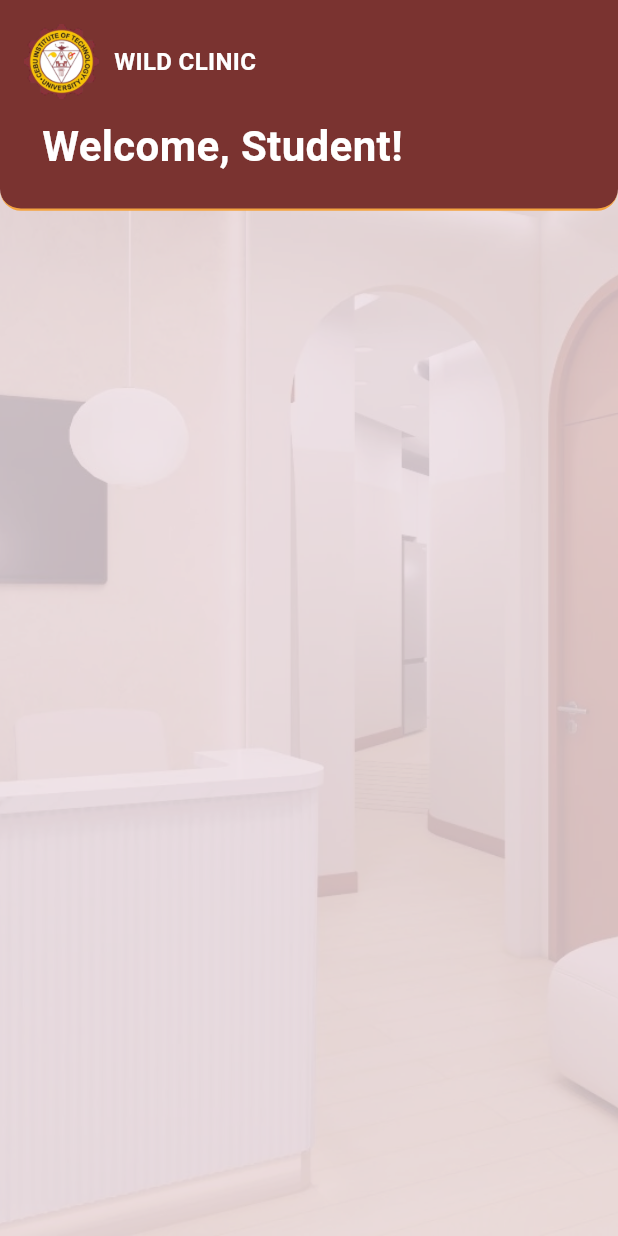
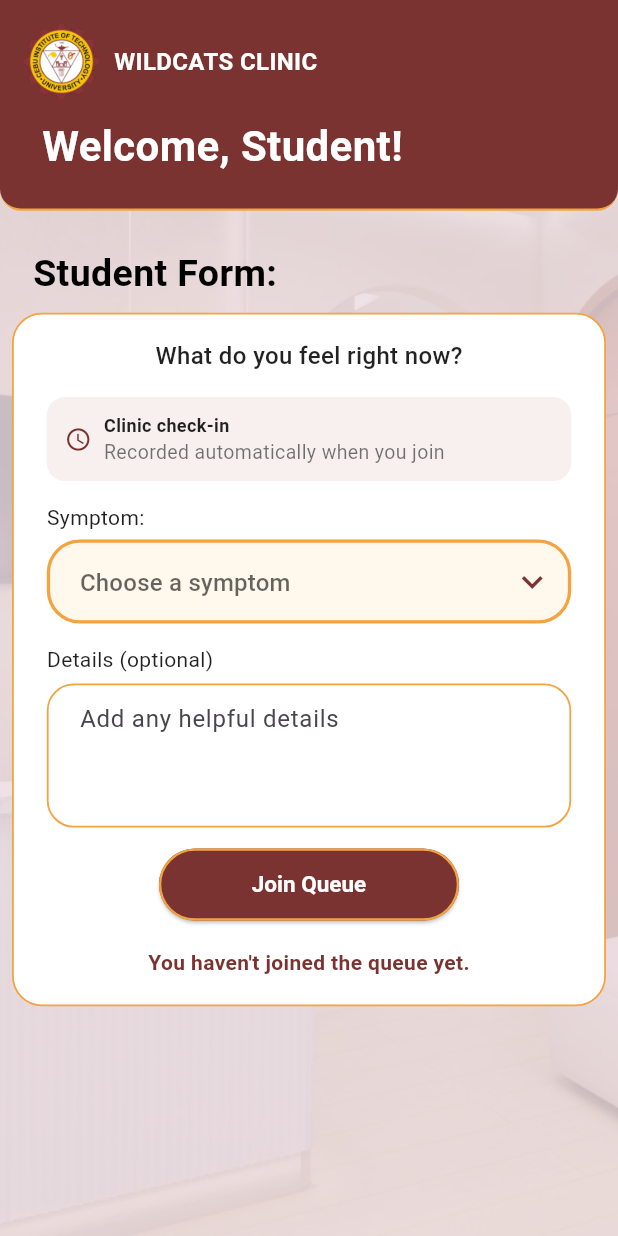
Before and after one commit to ramirezjojan6-glitch/CSIT284-Capstone-Ramirez, a Flutter app: the screen it shows after launch, after a tap on "Log in", on a phone screen of 412 x 824 dp. Run offline on Flutter 3.47's test engine with Material 3 defaults, Android fonts, the phone set to English and light mode, and no system bars.

Commit message:
student log and dummy data

```diff
--- /dev/null
+++ b/capstone_ramirez/lib/models/dummy_data.dart
@@ -0,0 +1,42 @@
+class DummyQueueEntry {
+  const DummyQueueEntry({
+    required this.queuePosition,
+    required this.symptom,
+    required this.status,
+  });
+
+  final int queuePosition;
+  final String symptom;
+  final String status;
+}
+
+const dummySymptoms = [
+  'Headache',
+  'Fever',
+  'Cough',
+  'Cold or flu symptoms',
+  'Sore throat',
+  'Stomach pain',
+  'Nausea',
+  'Dizziness',
+  'Injury',
+  'Other',
+];
+
+const dummyQueueEntries = [
+  DummyQueueEntry(
+    queuePosition: 1,
+    symptom: 'Headache',
+    status: 'Waiting',
+  ),
+  DummyQueueEntry(
+    queuePosition: 2,
+    symptom: 'Fever',
+    status: 'Waiting',
+  ),
+  DummyQueueEntry(
+    queuePosition: 3,
+    symptom: 'Stomach pain',
+    status: 'Waiting',
+  ),
+];
--- a/capstone_ramirez/lib/screens/login_page.dart
+++ b/capstone_ramirez/lib/screens/login_page.dart
@@ -9,7 +9,6 @@ class LoginPage extends StatelessWidget {
   @override
   Widget build(BuildContext context) {
     return Scaffold(
-      backgroundColor: clinicMaroon,
       body: LayoutBuilder(
         builder: (context, constraints) {
           final screenHeight = constraints.maxHeight;
@@ -24,7 +23,7 @@ class LoginPage extends StatelessWidget {
                 right: 0,
                 height: screenHeight * 0.57,
                 child: const ClinicAuthBackground(
-                  headline: 'UP FOR A\nCHECK UP?',
+                  headline: 'FEELING WORSE?\nCHECK IT UP',
                 ),
               ),
               Positioned(
@@ -84,15 +83,7 @@ class LoginPage extends StatelessWidget {
                                     );
                                   },
                                 ),
-                                const SizedBox(height: 12),
-                                const Text(
-                                  'New here? Sign up',
-                                  style: TextStyle(
-                                    color: Colors.white,
-                                    fontSize: 14,
-                                    fontWeight: FontWeight.w700,
-                                  ),
-                                ),
+
                               ],
                             ),
                           ),
--- a/capstone_ramirez/lib/screens/studentlog_screen.dart
+++ b/capstone_ramirez/lib/screens/studentlog_screen.dart
@@ -1,6 +1,8 @@
 import 'package:flutter/material.dart';
 
 import '../widgets/clinic_auth_widgets.dart';
+import '../widgets/student_log_header.dart';
+import '../widgets/student_queue_form.dart';
 
 class StudentLogScreen extends StatelessWidget {
   const StudentLogScreen({super.key});
@@ -13,86 +15,15 @@ class StudentLogScreen extends StatelessWidget {
       body: Stack(
         fit: StackFit.expand,
         children: [
-          const Opacity(
-            opacity: 0.2,
-            child: Image(
-              image: AssetImage('assets/clinic.webp'),
-              fit: BoxFit.cover,
-            ),
-          ),
-          ColoredBox(
-            color: clinicMaroon.withValues(alpha: 0.10),
-          ),
+          const ClinicBackground(),
           SafeArea(
             top: false,
             child: Column(
               crossAxisAlignment: CrossAxisAlignment.stretch,
               children: [
-                Container(
-                  decoration: BoxDecoration(
-                    color: clinicMaroon,
-                    borderRadius: const BorderRadius.vertical(
-                      bottom: Radius.circular(14),
-                    ),
-                    border: const Border(
-                      bottom: BorderSide(color: clinicOrange, width: 1.5),
-                    ),
-                  ),
-                  padding: EdgeInsets.fromLTRB(16, topInset + 16, 20, 26),
-                  child: Column(
-                    crossAxisAlignment: CrossAxisAlignment.start,
-                    children: [
-                      Row(
-                        children: [
-                          SizedBox(
-                            width: 50,
-                            height: 50,
-                            child: Stack(
-                              alignment: Alignment.center,
-                              children: [
-                                Container(
-                                  width: 30,
-                                  height: 30,
-                                  decoration: const BoxDecoration(
-                                    color: Colors.white,
-                                    shape: BoxShape.circle,
-                                  ),
-                                ),
-                                Image.asset(
-                                  'assets/cit logo.png',
-                                  width: 50,
-                                  height: 50,
-                                  semanticLabel: 'CIT logo',
-                                ),
-                              ],
-                            ),
-                          ),
-                          const SizedBox(width: 10),
-                          const Text(
-                            'WILD CLINIC',
-                            style: TextStyle(
-                              color: Colors.white,
-                              fontSize: 16,
-                              fontWeight: FontWeight.w700,
-                            ),
-                          ),
-                        ],
-                      ),
-                      const SizedBox(height: 16),
-                      const Padding(
-                        padding: EdgeInsets.only(left: 12),
-                        child: Text(
-                          'Welcome, Student!',
-                          style: TextStyle(
-                            color: Colors.white,
-                            fontSize: 28,
-                            height: 1.1,
-                            fontWeight: FontWeight.w700,
-                          ),
-                        ),
-                      ),
-                    ],
-                  ),
+                StudentLogHeader(topInset: topInset),
+                const Expanded(
+                  child: StudentQueueForm(),
                 ),
               ],
             ),
--- a/capstone_ramirez/lib/widgets/clinic_auth_widgets.dart
+++ b/capstone_ramirez/lib/widgets/clinic_auth_widgets.dart
@@ -2,6 +2,29 @@ import 'package:flutter/material.dart';
 
 const clinicMaroon = Color(0xFF7A3330);
 const clinicOrange = Color(0xFFF4A340);
+
+class ClinicBackground extends StatelessWidget {
+  const ClinicBackground({this.imageOpacity = 0.2, super.key});
+
+  final double imageOpacity;
+
+  @override
+  Widget build(BuildContext context) {
+    return Stack(
+      fit: StackFit.expand,
+      children: [
+        Opacity(
+          opacity: imageOpacity,
+          child: const Image(
+            image: AssetImage('assets/clinic.webp'),
+            fit: BoxFit.cover,
+          ),
+        ),
+        ColoredBox(color: clinicMaroon.withValues(alpha: 0.10)),
+      ],
+    );
+  }
+}
 
 class ClinicAuthBackground extends StatelessWidget {
   const ClinicAuthBackground({required this.headline, super.key});
@@ -17,11 +40,7 @@ class ClinicAuthBackground extends StatelessWidget {
         return Stack(
           fit: StackFit.expand,
           children: [
-            Image.asset(
-              'assets/clinic.webp',
-              fit: BoxFit.cover,
-              alignment: Alignment.topCenter,
-            ),
+            const ClinicBackground(imageOpacity: 0.3),
             Positioned(
               top: constraints.maxHeight * 0.14,
               left: 14,
@@ -42,7 +61,7 @@ class ClinicAuthBackground extends StatelessWidget {
                 textAlign: TextAlign.right,
                 style: TextStyle(
                   color: Colors.white,
-                  fontSize: constraints.maxWidth < 360 ? 24 : 30,
+                  fontSize: constraints.maxWidth < 360 ? 30 : 36,
                   height: 1.08,
                   fontWeight: FontWeight.w800,
                 ),
--- /dev/null
+++ b/capstone_ramirez/lib/widgets/student_log_header.dart
@@ -0,0 +1,79 @@
+import 'package:flutter/material.dart';
+
+import 'clinic_auth_widgets.dart';
+
+class StudentLogHeader extends StatelessWidget {
+  const StudentLogHeader({required this.topInset, super.key});
+
+  final double topInset;
+
+  @override
+  Widget build(BuildContext context) {
+    return Container(
+      decoration: BoxDecoration(
+        color: clinicMaroon,
+        borderRadius: const BorderRadius.vertical(
+          bottom: Radius.circular(14),
+        ),
+        border: const Border(
+          bottom: BorderSide(color: clinicOrange, width: 1.5),
+        ),
+      ),
+      padding: EdgeInsets.fromLTRB(16, topInset + 16, 20, 26),
+      child: Column(
+        crossAxisAlignment: CrossAxisAlignment.start,
+        children: [
+          Row(
+            children: [
+              SizedBox(
+                width: 50,
+                height: 50,
+                child: Stack(
+                  alignment: Alignment.center,
+                  children: [
+                    Container(
+                      width: 30,
+                      height: 30,
+                      decoration: const BoxDecoration(
+                        color: Colors.white,
+                        shape: BoxShape.circle,
+                      ),
+                    ),
+                    Image.asset(
+                      'assets/cit logo.png',
+                      width: 50,
+                      height: 50,
+                      semanticLabel: 'CIT logo',
+                    ),
+                  ],
+                ),
+              ),
+              const SizedBox(width: 10),
+              const Text(
+                'WILDCATS CLINIC',
+                style: TextStyle(
+                  color: Colors.white,
+                  fontSize: 16,
+                  fontWeight: FontWeight.w700,
+                ),
+              ),
+            ],
+          ),
+          const SizedBox(height: 16),
+          const Padding(
+            padding: EdgeInsets.only(left: 12),
+            child: Text(
+              'Welcome, Student!',
+              style: TextStyle(
+                color: Colors.white,
+                fontSize: 28,
+                height: 1.1,
+                fontWeight: FontWeight.w700,
+              ),
+            ),
+          ),
+        ],
+      ),
+    );
+  }
+}
--- /dev/null
+++ b/capstone_ramirez/lib/widgets/student_queue_form.dart
@@ -0,0 +1,343 @@
+import 'package:flutter/material.dart';
+
+import '../models/dummy_data.dart';
+import 'clinic_auth_widgets.dart';
+
+class StudentQueueForm extends StatefulWidget {
+  const StudentQueueForm({super.key});
+
+  @override
+  State<StudentQueueForm> createState() => _StudentQueueFormState();
+}
+
+class _StudentQueueFormState extends State<StudentQueueForm> {
+  static int _nextQueuePosition = dummyQueueEntries.length + 1;
+
+  final _formKey = GlobalKey<FormState>();
+  final _otherSymptomController = TextEditingController();
+  final _detailsController = TextEditingController();
+
+  String? _selectedSymptom;
+  DateTime? _checkInTime;
+  int? _queuePosition;
+
+  bool get _hasJoined => _queuePosition != null;
+
+  @override
+  void dispose() {
+    _otherSymptomController.dispose();
+    _detailsController.dispose();
+    super.dispose();
+  }
+
+  @override
+  Widget build(BuildContext context) {
+    return SingleChildScrollView(
+      padding: const EdgeInsets.fromLTRB(8, 24, 8, 16),
+      child: Column(
+        crossAxisAlignment: CrossAxisAlignment.stretch,
+        children: [
+          const Padding(
+            padding: EdgeInsets.fromLTRB(14, 0, 0, 8),
+            child: Text(
+              'Student Form:',
+              style: TextStyle(
+                color: Colors.black,
+                fontSize: 25,
+                fontWeight: FontWeight.w700,
+              ),
+            ),
+          ),
+          Container(
+            decoration: BoxDecoration(
+              color: Colors.white,
+              border: Border.all(color: clinicOrange, width: 1.2),
+              borderRadius: BorderRadius.circular(20),
+            ),
+            padding: const EdgeInsets.fromLTRB(22, 16, 22, 18),
+            child: Form(
+              key: _formKey,
+              child: Column(
+                crossAxisAlignment: CrossAxisAlignment.stretch,
+                children: [
+                  const Center(
+                    child: Text(
+                      'What do you feel right now?',
+                      style: TextStyle(
+                        color: Colors.black87,
+                        fontSize: 16,
+                        fontWeight: FontWeight.w500,
+                      ),
+                    ),
+                  ),
+                  const SizedBox(height: 16),
+                  Container(
+                    padding: const EdgeInsets.symmetric(
+                      horizontal: 12,
+                      vertical: 10,
+                    ),
+                    decoration: BoxDecoration(
+                      color: const Color(0xFFF7F0EF),
+                      borderRadius: BorderRadius.circular(12),
+                    ),
+                    child: Row(
+                      children: [
+                        const Icon(
+                          Icons.schedule,
+                          color: clinicMaroon,
+                          size: 18,
+                        ),
+                        const SizedBox(width: 8),
+                        Expanded(
+                          child: Column(
+                            crossAxisAlignment: CrossAxisAlignment.start,
+                            children: [
+                              const Text(
+                                'Clinic check-in',
+                                style: TextStyle(
+                                  color: Colors.black87,
+                                  fontSize: 12,
+                                  fontWeight: FontWeight.w700,
+                                ),
+                              ),
+                              Text(
+                                _checkInTime == null
+                                    ? 'Recorded automatically when you join'
+                                    : _formatTimestamp(_checkInTime!),
+                                style: const TextStyle(
+                                  color: Colors.black54,
+                                  fontSize: 13,
+                                ),
+                              ),
+                            ],
+                          ),
+                        ),
+                      ],
+                    ),
+                  ),
+                  const SizedBox(height: 14),
+                  const Text(
+                    'Symptom:',
+                    style: TextStyle(color: Colors.black87, fontSize: 14),
+                  ),
+                  const SizedBox(height: 5),
+                  DropdownButtonFormField<String>(
+                    initialValue: _selectedSymptom,
+                    isExpanded: true,
+                    decoration: _fieldDecoration(
+                      hintText: 'Choose a symptom',
+                      prominent: true,
+                    ),
+                    icon: const Icon(
+                      Icons.keyboard_arrow_down,
+                      color: clinicMaroon,
+                      size: 28,
+                    ),
+                    items: dummySymptoms
+                        .map(
+                          (symptom) => DropdownMenuItem(
+                            value: symptom,
+                            child: Text(symptom),
+                          ),
+                        )
+                        .toList(),
+                    onChanged: _hasJoined
+                        ? null
+                        : (symptom) {
+                            setState(() {
+                              _selectedSymptom = symptom;
+                            });
+                          },
+                    validator: (symptom) =>
+                        symptom == null ? 'Please select a symptom.' : null,
+                  ),
+                  if (_selectedSymptom == 'Other') ...[
+                    const SizedBox(height: 12),
+                    TextFormField(
+                      controller: _otherSymptomController,
+                      enabled: !_hasJoined,
+                      decoration: _fieldDecoration(
+                        labelText: 'Other symptom',
+                        hintText: 'Enter your symptom',
+                      ),
+                      validator: (value) {
+                        if (_selectedSymptom == 'Other' &&
+                            (value == null || value.trim().isEmpty)) {
+                          return 'Please describe your symptom.';
+                        }
+                        return null;
+                      },
+                    ),
+                  ],
+                  const SizedBox(height: 14),
+                  const Text(
+                    'Details (optional)',
+                    style: TextStyle(color: Colors.black87, fontSize: 14),
+                  ),
+                  const SizedBox(height: 6),
+                  TextFormField(
+                    controller: _detailsController,
+                    enabled: !_hasJoined,
+                    minLines: 3,
+                    maxLines: 3,
+                    textAlignVertical: TextAlignVertical.top,
+                    decoration: _fieldDecoration(
+                      hintText: 'Add any helpful details',
+                    ),
+                  ),
+                  const SizedBox(height: 14),
+                  Center(
+                    child: SizedBox(
+                      width: 200,
+                      child: ElevatedButton(
+                        onPressed: _hasJoined ? null : _joinQueue,
+                        style: ElevatedButton.styleFrom(
+                          backgroundColor: clinicMaroon,
+                          foregroundColor: Colors.white,
+                          disabledBackgroundColor: clinicMaroon.withValues(
+                            alpha: 0.7,
+                          ),
+                          disabledForegroundColor: Colors.white,
+                          side: const BorderSide(
+                            color: clinicOrange,
+                            width: 1.5,
+                          ),
+                          shape: const StadiumBorder(),
+                          minimumSize: const Size(0, 48),
+                          textStyle: const TextStyle(
+                            fontSize: 15,
+                            fontWeight: FontWeight.w700,
+                          ),
+                        ),
+                        child: Text(_hasJoined ? 'Joined Queue' : 'Join Queue'),
+                      ),
+                    ),
+                  ),
+                  const SizedBox(height: 18),
+                  if (_hasJoined)
+                    _buildStatusCard()
+                  else
+                    const Center(
+                      child: Text(
+                        "You haven't joined the queue yet.",
+                        style: TextStyle(
+                          color: clinicMaroon,
+                          fontSize: 14,
+                          fontWeight: FontWeight.w600,
+                        ),
+                      ),
+                    ),
+                ],
+              ),
+            ),
+          ),
+        ],
+      ),
+    );
+  }
+
+  InputDecoration _fieldDecoration({
+    String? labelText,
+    String? hintText,
+    bool prominent = false,
+  }) {
+    final border = OutlineInputBorder(
+      borderRadius: BorderRadius.circular(prominent ? 22 : 18),
+      borderSide: BorderSide(color: clinicOrange, width: prominent ? 2.2 : 1.2),
+    );
+
+    return InputDecoration(
+      labelText: labelText,
+      hintText: hintText,
+      filled: true,
+      fillColor: prominent ? const Color(0xFFFFF8EC) : Colors.white,
+      contentPadding: EdgeInsets.symmetric(
+        horizontal: 18,
+        vertical: prominent ? 16 : 12,
+      ),
+      border: border,
+      enabledBorder: border,
+      focusedBorder: border.copyWith(
+        borderSide: const BorderSide(color: clinicOrange, width: 2),
+      ),
+      errorBorder: border.copyWith(
+        borderSide: const BorderSide(color: Colors.redAccent),
+      ),
+      focusedErrorBorder: border.copyWith(
+        borderSide: const BorderSide(color: Colors.redAccent, width: 2),
+      ),
+    );
+  }
+
+  Widget _buildStatusCard() {
+    return Container(
+      padding: const EdgeInsets.fromLTRB(16, 12, 16, 14),
+      decoration: BoxDecoration(
+        color: clinicMaroon,
+        border: Border.all(color: clinicOrange, width: 1.5),
+        borderRadius: BorderRadius.circular(9),
+      ),
+      child: Column(
+        crossAxisAlignment: CrossAxisAlignment.start,
+        children: [
+          const Text(
+            'Status:',
+            style: TextStyle(
+              color: Colors.white,
+              fontSize: 14,
+              fontWeight: FontWeight.w700,
+            ),
+          ),
+          const SizedBox(height: 6),
+          Row(
+            crossAxisAlignment: CrossAxisAlignment.end,
+            children: [
+              Expanded(
+                child: Text(
+                  _queuePosition == null
+                      ? '--- in line'
+                      : '#$_queuePosition in line',
+                  style: const TextStyle(
+                    color: Colors.white,
+                    fontSize: 18,
+                    fontWeight: FontWeight.w700,
+                  ),
+                ),
+              ),
+              Text(
+                'Waiting...',
+                style: const TextStyle(
+                  color: Colors.white,
+                  fontSize: 12,
+                  fontWeight: FontWeight.w700,
+                ),
+              ),
+            ],
+          ),
+        ],
+      ),
+    );
+  }
+
+  void _joinQueue() {
+    if (!(_formKey.currentState?.validate() ?? false)) {
+      return;
+    }
+
+    FocusScope.of(context).unfocus();
+    setState(() {
+      _queuePosition = _nextQueuePosition++;
+      _checkInTime = DateTime.now();
+    });
+  }
+
+  String _formatTimestamp(DateTime timestamp) {
+    final localTime = timestamp.toLocal();
+    final hour = localTime.hour % 12 == 0 ? 12 : localTime.hour % 12;
+    final period = localTime.hour >= 12 ? 'PM' : 'AM';
+    return '${localTime.month}/${localTime.day}/${localTime.year} '
+        '${_twoDigits(hour)}:${_twoDigits(localTime.minute)} $period';
+  }
+
+  String _twoDigits(int value) => value.toString().padLeft(2, '0');
+}
```
Also changed, not shown: 1 other file.
